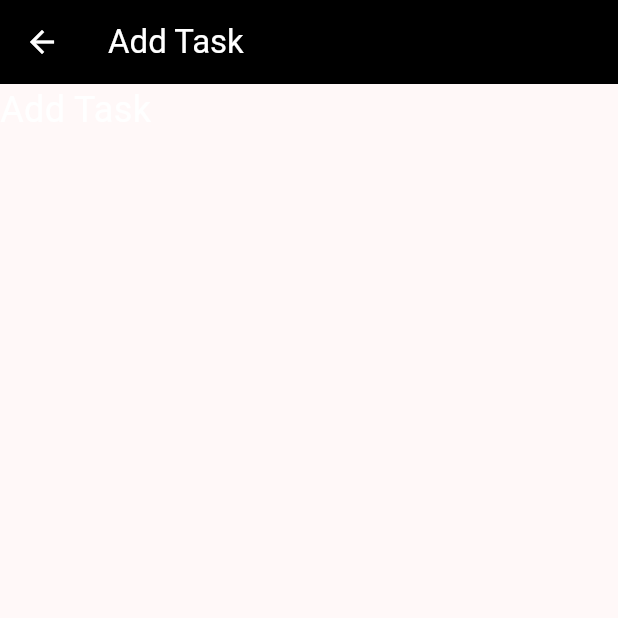
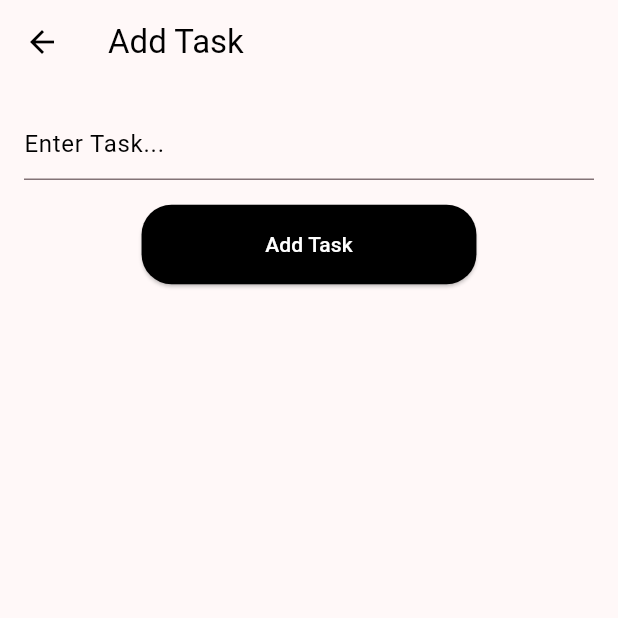
Before and after one commit to Layanga-Rajapakshe/TaskBuddy, a Flutter app: the AddTask screen opened directly, on a phone screen of 412 x 824 dp, the top half of it. Run offline on Flutter 3.47's test engine with Material 3 defaults, Android fonts, the phone set to English and light mode, and no system bars; our stand-ins replace google_fonts; Roboto replaces fonts that are missing (Numans).

Commit message:
add task page ui finish

```diff
--- a/taskbuddy/lib/addTask.dart
+++ b/taskbuddy/lib/addTask.dart
@@ -10,25 +10,67 @@ class AddTask extends StatefulWidget {
 class _AddTaskState extends State<AddTask> {
   @override
   Widget build(BuildContext context) {
+    double screenHeight = MediaQuery.of(context).size.height;
+    double screenWidth = MediaQuery.of(context).size.width;
+
     return Scaffold(
       appBar: AppBar(
         title: Text(
           "Add Task",
           style: TextStyle(
-            color: Colors.white,
+            color: Colors.black,
           ),
         ),
         iconTheme: IconThemeData(
-          color: Colors.white,
+          color: Colors.black,
         ),
-        backgroundColor: Colors.black,
+        backgroundColor: Color(0xF7D44C),
       ),
-      body: Container(
-        child: const Text(
-          "Add Task",
-          style: TextStyle(
-            color: Colors.white,
-            fontSize: 24,
+      body: Center(
+        child: Container(
+          color: Color(0xF7D44C),
+          child: Padding(
+            padding: const EdgeInsets.all(16.0),
+            child: Column(
+              children: [
+                const TextField(
+                  decoration: InputDecoration(
+                    hintText: "Enter Task...",
+                    hintStyle: TextStyle(
+                      color: Colors.black,
+                    ),
+                  ),
+                  style: TextStyle(
+                    color: Colors.black,
+                  ),
+                ),
+                SizedBox(
+                  height: screenHeight * 0.02,
+                ),
+                ElevatedButton(
+                  onPressed: (){
+
+                  },
+                  style: ElevatedButton.styleFrom(
+                    backgroundColor: Colors.black,
+                    shape: RoundedRectangleBorder(
+                      borderRadius: BorderRadius.circular(20),
+                    ),
+                    padding: EdgeInsets.symmetric(
+                      vertical: screenHeight * 0.02,
+                      horizontal: screenWidth * 0.2,
+                    ),
+                  ),
+                  child:
+                    const Text(
+                      "Add Task",
+                      style: TextStyle(
+                        color: Colors.white,
+                      ),
+                    ),
+                )
+              ],
+            ),
           ),
         ),
       ),
```
